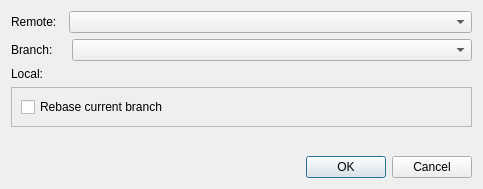
This is src/dialogs/pulldialog.ui in Rbcum/RepoMan as Qt 5 draws it before an edit. The edited form follows.
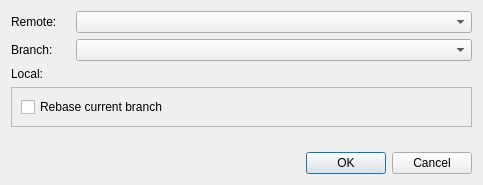
This is the edited form.

```diff
--- a/src/dialogs/pulldialog.ui
+++ b/src/dialogs/pulldialog.ui
@@ -7,7 +7,7 @@
     <x>0</x>
     <y>0</y>
     <width>483</width>
-    <height>189</height>
+    <height>185</height>
    </rect>
   </property>
   <property name="windowTitle">
@@ -15,36 +15,48 @@
   </property>
   <layout class="QVBoxLayout" name="verticalLayout">
    <item>
-    <layout class="QHBoxLayout" name="horizontalLayout" stretch="0,1">
-     <item>
+    <layout class="QGridLayout" name="gridLayout">
+     <property name="sizeConstraint">
+      <enum>QLayout::SetDefaultConstraint</enum>
+     </property>
+     <property name="topMargin">
+      <number>0</number>
+     </property>
+     <item row="0" column="1">
+      <widget class="QComboBox" name="remoteBox">
+       <property name="sizePolicy">
+        <sizepolicy hsizetype="Expanding" vsizetype="Preferred">
+         <horstretch>0</horstretch>
+         <verstretch>0</verstretch>
+        </sizepolicy>
+       </property>
+      </widget>
+     </item>
+     <item row="0" column="0">
       <widget class="QLabel" name="label">
        <property name="text">
-        <string>Remote:  </string>
+        <string>Remote:</string>
        </property>
       </widget>
      </item>
-     <item>
-      <widget class="QComboBox" name="remoteBox"/>
-     </item>
-    </layout>
-   </item>
-   <item>
-    <layout class="QHBoxLayout" name="horizontalLayout_2" stretch="0,1">
-     <item>
+     <item row="1" column="0">
       <widget class="QLabel" name="label_2">
        <property name="text">
-        <string>Branch:    </string>
+        <string>Branch:</string>
        </property>
       </widget>
      </item>
-     <item>
-      <widget class="QComboBox" name="branchBox"/>
+     <item row="1" column="1">
+      <widget class="QComboBox" name="branchBox">
+       <property name="sizePolicy">
+        <sizepolicy hsizetype="Preferred" vsizetype="Preferred">
+         <horstretch>0</horstretch>
+         <verstretch>0</verstretch>
+        </sizepolicy>
+       </property>
+      </widget>
      </item>
-    </layout>
-   </item>
-   <item>
-    <layout class="QHBoxLayout" name="horizontalLayout_3" stretch="0,1">
-     <item>
+     <item row="2" column="0">
       <widget class="QLabel" name="label_4">
        <property name="text">
         <string>Local:        </string>
```
Left out of the diff: 2 changed lines with no effect on the pictures.
